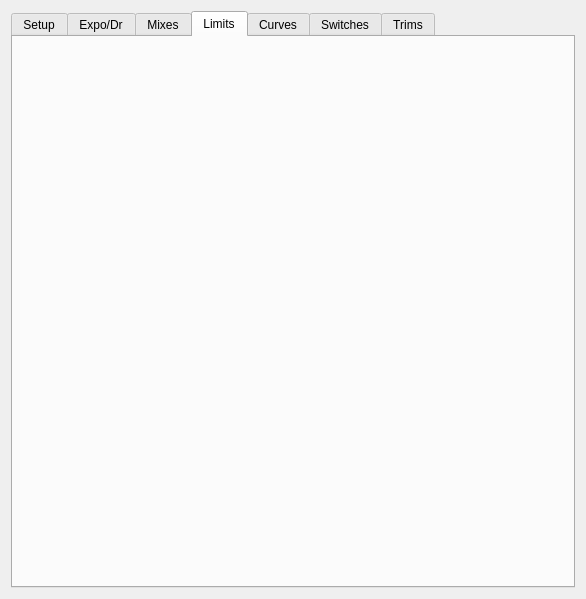
Qt form src/modeledit.ui (xhorizont/eepe) before a commit.
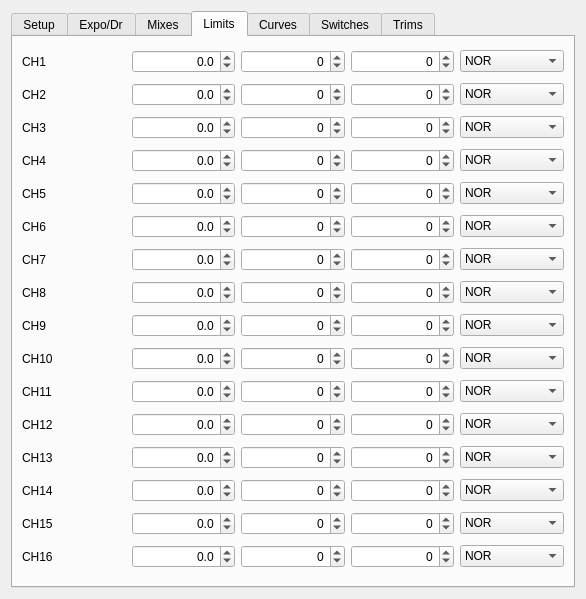
The same form after that commit. The open tabs and pages were chosen to show the change. Icons and pictures are not drawn.

What changed in the file:
```diff
--- a/src/modeledit.ui
+++ b/src/modeledit.ui
@@ -349,6 +349,968 @@
       <attribute name="title">
        <string>Limits</string>
       </attribute>
+      <layout class="QGridLayout" name="gridLayout_6">
+       <item row="0" column="0">
+        <widget class="QLabel" name="label_14">
+         <property name="text">
+          <string>CH1</string>
+         </property>
+        </widget>
+       </item>
+       <item row="0" column="1">
+        <widget class="QDoubleSpinBox" name="offsetDSB_1">
+         <property name="alignment">
+          <set>Qt::AlignRight|Qt::AlignTrailing|Qt::AlignVCenter</set>
+         </property>
+         <property name="decimals">
+          <number>1</number>
+         </property>
+         <property name="minimum">
+          <double>-100.000000000000000</double>
+         </property>
+        </widget>
+       </item>
+       <item row="0" column="2">
+        <widget class="QSpinBox" name="minSB_1">
+         <property name="alignment">
+          <set>Qt::AlignRight|Qt::AlignTrailing|Qt::AlignVCenter</set>
+         </property>
+         <property name="minimum">
+          <number>-125</number>
+         </property>
+         <property name="maximum">
+          <number>125</number>
+         </property>
+        </widget>
+       </item>
+       <item row="0" column="3">
+        <widget class="QSpinBox" name="maxSB_1">
+         <property name="alignment">
+          <set>Qt::AlignRight|Qt::AlignTrailing|Qt::AlignVCenter</set>
+         </property>
+         <property name="minimum">
+          <number>-125</number>
+         </property>
+         <property name="maximum">
+          <number>125</number>
+         </property>
+        </widget>
+       </item>
+       <item row="0" column="4">
+        <widget class="QComboBox" name="chInvCB_1">
+         <item>
+          <property name="text">
+           <string>NOR</string>
+          </property>
+         </item>
+         <item>
+          <property name="text">
+           <string>INV</string>
+          </property>
+         </item>
+        </widget>
+       </item>
+       <item row="1" column="0">
+        <widget class="QLabel" name="label_15">
+         <property name="text">
+          <string>CH2</string>
+         </property>
+        </widget>
+       </item>
+       <item row="1" column="1">
+        <widget class="QDoubleSpinBox" name="offsetDSB_2">
+         <property name="alignment">
+          <set>Qt::AlignRight|Qt::AlignTrailing|Qt::AlignVCenter</set>
+         </property>
+         <property name="decimals">
+          <number>1</number>
+         </property>
+         <property name="minimum">
+          <double>-100.000000000000000</double>
+         </property>
+        </widget>
+       </item>
+       <item row="1" column="2">
+        <widget class="QSpinBox" name="minSB_2">
+         <property name="alignment">
+          <set>Qt::AlignRight|Qt::AlignTrailing|Qt::AlignVCenter</set>
+         </property>
+         <property name="minimum">
+          <number>-125</number>
+         </property>
+         <property name="maximum">
+          <number>125</number>
+         </property>
+        </widget>
+       </item>
+       <item row="1" column="3">
+        <widget class="QSpinBox" name="maxSB_2">
+         <property name="alignment">
+          <set>Qt::AlignRight|Qt::AlignTrailing|Qt::AlignVCenter</set>
+         </property>
+         <property name="minimum">
+          <number>-125</number>
+         </property>
+         <property name="maximum">
+          <number>125</number>
+         </property>
+        </widget>
+       </item>
+       <item row="1" column="4">
+        <widget class="QComboBox" name="chInvCB_2">
+         <item>
+          <property name="text">
+           <string>NOR</string>
+          </property>
+         </item>
+         <item>
+          <property name="text">
+           <string>INV</string>
+          </property>
+         </item>
+        </widget>
+       </item>
+       <item row="2" column="0">
+        <widget class="QLabel" name="label_16">
+         <property name="text">
+          <string>CH3</string>
+         </property>
+        </widget>
+       </item>
+       <item row="2" column="1">
+        <widget class="QDoubleSpinBox" name="offsetDSB_3">
+         <property name="alignment">
+          <set>Qt::AlignRight|Qt::AlignTrailing|Qt::AlignVCenter</set>
+         </property>
+         <property name="decimals">
+          <number>1</number>
+         </property>
+         <property name="minimum">
+          <double>-100.000000000000000</double>
+         </property>
+        </widget>
+       </item>
+       <item row="2" column="2">
+        <widget class="QSpinBox" name="minSB_3">
+         <property name="alignment">
+          <set>Qt::AlignRight|Qt::AlignTrailing|Qt::AlignVCenter</set>
+         </property>
+         <property name="minimum">
+          <number>-125</number>
+         </property>
+         <property name="maximum">
+          <number>125</number>
+         </property>
+        </widget>
+       </item>
+       <item row="2" column="3">
+        <widget class="QSpinBox" name="maxSB_3">
+         <property name="alignment">
+          <set>Qt::AlignRight|Qt::AlignTrailing|Qt::AlignVCenter</set>
+         </property>
+         <property name="minimum">
+          <number>-125</number>
+         </property>
+         <property name="maximum">
+          <number>125</number>
+         </property>
+        </widget>
+       </item>
+       <item row="2" column="4">
+        <widget class="QComboBox" name="chInvCB_3">
+         <item>
+          <property name="text">
+           <string>NOR</string>
+          </property>
+         </item>
+         <item>
+          <property name="text">
+           <string>INV</string>
+          </property>
+         </item>
+        </widget>
+       </item>
+       <item row="3" column="0">
+        <widget class="QLabel" name="label_17">
+         <property name="text">
+          <string>CH4</string>
+         </property>
+        </widget>
+       </item>
+       <item row="3" column="1">
+        <widget class="QDoubleSpinBox" name="offsetDSB_4">
+         <property name="alignment">
+          <set>Qt::AlignRight|Qt::AlignTrailing|Qt::AlignVCenter</set>
+         </property>
+         <property name="decimals">
+          <number>1</number>
+         </property>
+         <property name="minimum">
+          <double>-100.000000000000000</double>
+         </property>
+        </widget>
+       </item>
+       <item row="3" column="2">
+        <widget class="QSpinBox" name="minSB_4">
+         <property name="alignment">
+          <set>Qt::AlignRight|Qt::AlignTrailing|Qt::AlignVCenter</set>
+         </property>
+         <property name="minimum">
+          <number>-125</number>
+         </property>
+         <property name="maximum">
+          <number>125</number>
+         </property>
+        </widget>
+       </item>
+       <item row="3" column="3">
+        <widget class="QSpinBox" name="maxSB_4">
+         <property name="alignment">
+          <set>Qt::AlignRight|Qt::AlignTrailing|Qt::AlignVCenter</set>
+         </property>
+         <property name="minimum">
+          <number>-125</number>
+         </property>
+         <property name="maximum">
+          <number>125</number>
+         </property>
+        </widget>
+       </item>
+       <item row="3" column="4">
+        <widget class="QComboBox" name="chInvCB_4">
+         <item>
+          <property name="text">
+           <string>NOR</string>
+          </property>
+         </item>
+         <item>
+          <property name="text">
+           <string>INV</string>
+          </property>
+         </item>
+        </widget>
+       </item>
+       <item row="4" column="0">
+        <widget class="QLabel" name="label_18">
+         <property name="text">
+          <string>CH5</string>
+         </property>
+        </widget>
+       </item>
+       <item row="4" column="1">
+        <widget class="QDoubleSpinBox" name="offsetDSB_5">
+         <property name="alignment">
+          <set>Qt::AlignRight|Qt::AlignTrailing|Qt::AlignVCenter</set>
+         </property>
+         <property name="decimals">
+          <number>1</number>
+         </property>
+         <property name="minimum">
+          <double>-100.000000000000000</double>
+         </property>
+        </widget>
+       </item>
+       <item row="4" column="2">
+        <widget class="QSpinBox" name="minSB_5">
+         <property name="alignment">
+          <set>Qt::AlignRight|Qt::AlignTrailing|Qt::AlignVCenter</set>
+         </property>
+         <property name="minimum">
+          <number>-125</number>
+         </property>
+         <property name="maximum">
+          <number>125</number>
+         </property>
+        </widget>
+       </item>
+       <item row="4" column="3">
+        <widget class="QSpinBox" name="maxSB_5">
+         <property name="alignment">
+          <set>Qt::AlignRight|Qt::AlignTrailing|Qt::AlignVCenter</set>
+         </property>
+         <property name="minimum">
+          <number>-125</number>
+         </property>
+         <property name="maximum">
+          <number>125</number>
+         </property>
+        </widget>
+       </item>
+       <item row="4" column="4">
+        <widget class="QComboBox" name="chInvCB_5">
+         <item>
+          <property name="text">
+           <string>NOR</string>
+          </property>
+         </item>
+         <item>
+          <property name="text">
+           <string>INV</string>
+          </property>
+         </item>
+        </widget>
+       </item>
+       <item row="5" column="0">
+        <widget class="QLabel" name="label_19">
+         <property name="text">
+          <string>CH6</string>
+         </property>
+        </widget>
+       </item>
+       <item row="5" column="1">
+        <widget class="QDoubleSpinBox" name="offsetDSB_6">
+         <property name="alignment">
+          <set>Qt::AlignRight|Qt::AlignTrailing|Qt::AlignVCenter</set>
+         </property>
+         <property name="decimals">
+          <number>1</number>
+         </property>
+         <property name="minimum">
+          <double>-100.000000000000000</double>
+         </property>
+        </widget>
+       </item>
+       <item row="5" column="2">
+        <widget class="QSpinBox" name="minSB_6">
+         <property name="alignment">
+          <set>Qt::AlignRight|Qt::AlignTrailing|Qt::AlignVCenter</set>
+         </property>
+         <property name="minimum">
+          <number>-125</number>
+         </property>
+         <property name="maximum">
+          <number>125</number>
+         </property>
+        </widget>
+       </item>
+       <item row="5" column="3">
+        <widget class="QSpinBox" name="maxSB_6">
+         <property name="alignment">
+          <set>Qt::AlignRight|Qt::AlignTrailing|Qt::AlignVCenter</set>
+         </property>
+         <property name="minimum">
+          <number>-125</number>
+         </property>
+         <property name="maximum">
+          <number>125</number>
+         </property>
+        </widget>
+       </item>
+       <item row="5" column="4">
+        <widget class="QComboBox" name="chInvCB_6">
+         <item>
+          <property name="text">
+           <string>NOR</string>
+          </property>
+         </item>
+         <item>
+          <property name="text">
+           <string>INV</string>
+          </property>
+         </item>
+        </widget>
+       </item>
+       <item row="6" column="0">
+        <widget class="QLabel" name="label_20">
+         <property name="text">
+          <string>CH7</string>
+         </property>
+        </widget>
+       </item>
+       <item row="6" column="1">
+        <widget class="QDoubleSpinBox" name="offsetDSB_7">
+         <property name="alignment">
+          <set>Qt::AlignRight|Qt::AlignTrailing|Qt::AlignVCenter</set>
+         </property>
+         <property name="decimals">
+          <number>1</number>
+         </property>
+         <property name="minimum">
+          <double>-100.000000000000000</double>
+         </property>
+        </widget>
+       </item>
+       <item row="6" column="2">
+        <widget class="QSpinBox" name="minSB_7">
+         <property name="alignment">
+          <set>Qt::AlignRight|Qt::AlignTrailing|Qt::AlignVCenter</set>
+         </property>
+         <property name="minimum">
+          <number>-125</number>
+         </property>
+         <property name="maximum">
+          <number>125</number>
+         </property>
+        </widget>
+       </item>
+       <item row="6" column="3">
+        <widget class="QSpinBox" name="maxSB_7">
+         <property name="alignment">
+          <set>Qt::AlignRight|Qt::AlignTrailing|Qt::AlignVCenter</set>
+         </property>
+         <property name="minimum">
+          <number>-125</number>
+         </property>
+         <property name="maximum">
+          <number>125</number>
+         </property>
+        </widget>
+       </item>
+       <item row="6" column="4">
+        <widget class="QComboBox" name="chInvCB_7">
+         <item>
+          <property name="text">
+           <string>NOR</string>
+          </property>
+         </item>
+         <item>
+          <property name="text">
+           <string>INV</string>
+          </property>
+         </item>
+        </widget>
+       </item>
+       <item row="7" column="0">
+        <widget class="QLabel" name="label_21">
+         <property name="text">
+          <string>CH8</string>
+         </property>
+        </widget>
+       </item>
+       <item row="7" column="1">
+        <widget class="QDoubleSpinBox" name="offsetDSB_8">
+         <property name="alignment">
+          <set>Qt::AlignRight|Qt::AlignTrailing|Qt::AlignVCenter</set>
+         </property>
+         <property name="decimals">
+          <number>1</number>
+         </property>
+         <property name="minimum">
+          <double>-100.000000000000000</double>
+         </property>
+        </widget>
+       </item>
+       <item row="7" column="2">
+        <widget class="QSpinBox" name="minSB_8">
+         <property name="alignment">
+          <set>Qt::AlignRight|Qt::AlignTrailing|Qt::AlignVCenter</set>
+         </property>
+         <property name="minimum">
+          <number>-125</number>
+         </property>
+         <property name="maximum">
+          <number>125</number>
+         </property>
+        </widget>
+       </item>
+       <item row="7" column="3">
+        <widget class="QSpinBox" name="maxSB_8">
+         <property name="alignment">
+          <set>Qt::AlignRight|Qt::AlignTrailing|Qt::AlignVCenter</set>
+         </property>
+         <property name="minimum">
+          <number>-125</number>
+         </property>
+         <property name="maximum">
+          <number>125</number>
+         </property>
+        </widget>
+       </item>
+       <item row="7" column="4">
+        <widget class="QComboBox" name="chInvCB_8">
+         <item>
+          <property name="text">
+           <string>NOR</string>
+          </property>
+         </item>
+         <item>
+          <property name="text">
+           <string>INV</string>
+          </property>
+         </item>
+        </widget>
+       </item>
+       <item row="8" column="0">
+        <widget class="QLabel" name="label_22">
+         <property name="text">
+          <string>CH9</string>
+         </property>
+        </widget>
+       </item>
+       <item row="8" column="1">
+        <widget class="QDoubleSpinBox" name="offsetDSB_9">
+         <property name="alignment">
+          <set>Qt::AlignRight|Qt::AlignTrailing|Qt::AlignVCenter</set>
+         </property>
+         <property name="decimals">
+          <number>1</number>
+         </property>
+         <property name="minimum">
+          <double>-100.000000000000000</double>
+         </property>
+        </widget>
+       </item>
+       <item row="8" column="2">
+        <widget class="QSpinBox" name="minSB_9">
+         <property name="alignment">
+          <set>Qt::AlignRight|Qt::AlignTrailing|Qt::AlignVCenter</set>
+         </property>
+         <property name="minimum">
+          <number>-125</number>
+         </property>
+         <property name="maximum">
+          <number>125</number>
+         </property>
+        </widget>
+       </item>
+       <item row="8" column="3">
+        <widget class="QSpinBox" name="maxSB_9">
+         <property name="alignment">
+          <set>Qt::AlignRight|Qt::AlignTrailing|Qt::AlignVCenter</set>
+         </property>
+         <property name="minimum">
+          <number>-125</number>
+         </property>
+         <property name="maximum">
+          <number>125</number>
+         </property>
+        </widget>
+       </item>
+       <item row="8" column="4">
+        <widget class="QComboBox" name="chInvCB_9">
+         <item>
+          <property name="text">
+           <string>NOR</string>
+          </property>
+         </item>
+         <item>
+          <property name="text">
+           <string>INV</string>
+          </property>
+         </item>
+        </widget>
+       </item>
+       <item row="9" column="0">
+        <widget class="QLabel" name="label_23">
+         <property name="text">
+          <string>CH10</string>
+         </property>
+        </widget>
+       </item>
+       <item row="9" column="1">
+        <widget class="QDoubleSpinBox" name="offsetDSB_10">
+         <property name="alignment">
+          <set>Qt::AlignRight|Qt::AlignTrailing|Qt::AlignVCenter</set>
+         </property>
+         <property name="decimals">
+          <number>1</number>
+         </property>
+         <property name="minimum">
+          <double>-100.000000000000000</double>
+         </property>
+        </widget>
+       </item>
+       <item row="9" column="2">
+        <widget class="QSpinBox" name="minSB_10">
+         <property name="alignment">
+          <set>Qt::AlignRight|Qt::AlignTrailing|Qt::AlignVCenter</set>
+         </property>
+         <property name="minimum">
+          <number>-125</number>
+         </property>
+         <property name="maximum">
+          <number>125</number>
+         </property>
+        </widget>
+       </item>
+       <item row="9" column="3">
+        <widget class="QSpinBox" name="maxSB_10">
+         <property name="alignment">
+          <set>Qt::AlignRight|Qt::AlignTrailing|Qt::AlignVCenter</set>
+         </property>
+         <property name="minimum">
+          <number>-125</number>
+         </property>
+         <property name="maximum">
+          <number>125</number>
+         </property>
+        </widget>
+       </item>
+       <item row="9" column="4">
+        <widget class="QComboBox" name="chInvCB_10">
+         <item>
+          <property name="text">
+           <string>NOR</string>
+          </property>
+         </item>
+         <item>
+          <property name="text">
+           <string>INV</string>
+          </property>
+         </item>
+        </widget>
+       </item>
+       <item row="10" column="0">
+        <widget class="QLabel" name="label_24">
+         <property name="text">
+          <string>CH11</string>
+         </property>
+        </widget>
+       </item>
+       <item row="10" column="1">
+        <widget class="QDoubleSpinBox" name="offsetDSB_11">
+         <property name="alignment">
+          <set>Qt::AlignRight|Qt::AlignTrailing|Qt::AlignVCenter</set>
+         </property>
+         <property name="decimals">
+          <number>1</number>
+         </property>
+         <property name="minimum">
+          <double>-100.000000000000000</double>
+         </property>
+        </widget>
+       </item>
+       <item row="10" column="2">
+        <widget class="QSpinBox" name="minSB_11">
+         <property name="alignment">
+          <set>Qt::AlignRight|Qt::AlignTrailing|Qt::AlignVCenter</set>
+         </property>
+         <property name="minimum">
+          <number>-125</number>
+         </property>
+         <property name="maximum">
+          <number>125</number>
+         </property>
+        </widget>
+       </item>
+       <item row="10" column="3">
+        <widget class="QSpinBox" name="maxSB_11">
+         <property name="alignment">
+          <set>Qt::AlignRight|Qt::AlignTrailing|Qt::AlignVCenter</set>
+         </property>
+         <property name="minimum">
+          <number>-125</number>
+         </property>
+         <property name="maximum">
+          <number>125</number>
+         </property>
+        </widget>
+       </item>
+       <item row="10" column="4">
+        <widget class="QComboBox" name="chInvCB_11">
+         <item>
+          <property name="text">
+           <string>NOR</string>
+          </property>
+         </item>
+         <item>
+          <property name="text">
+           <string>INV</string>
+          </property>
+         </item>
+        </widget>
+       </item>
+       <item row="11" column="0">
+        <widget class="QLabel" name="label_25">
+         <property name="text">
+          <string>CH12</string>
+         </property>
+        </widget>
+       </item>
+       <item row="11" column="1">
+        <widget class="QDoubleSpinBox" name="offsetDSB_12">
+         <property name="alignment">
+          <set>Qt::AlignRight|Qt::AlignTrailing|Qt::AlignVCenter</set>
+         </property>
+         <property name="decimals">
+          <number>1</number>
+         </property>
+         <property name="minimum">
+          <double>-100.000000000000000</double>
+         </property>
+        </widget>
+       </item>
+       <item row="11" column="2">
+        <widget class="QSpinBox" name="minSB_12">
+         <property name="alignment">
+          <set>Qt::AlignRight|Qt::AlignTrailing|Qt::AlignVCenter</set>
+         </property>
+         <property name="minimum">
+          <number>-125</number>
+         </property>
+         <property name="maximum">
+          <number>125</number>
+         </property>
+        </widget>
+       </item>
+       <item row="11" column="3">
+        <widget class="QSpinBox" name="maxSB_12">
+         <property name="alignment">
+          <set>Qt::AlignRight|Qt::AlignTrailing|Qt::AlignVCenter</set>
+         </property>
+         <property name="minimum">
+          <number>-125</number>
+         </property>
+         <property name="maximum">
+          <number>125</number>
+         </property>
+        </widget>
+       </item>
+       <item row="11" column="4">
+        <widget class="QComboBox" name="chInvCB_12">
+         <item>
+          <property name="text">
+           <string>NOR</string>
+          </property>
+         </item>
+         <item>
+          <property name="text">
+           <string>INV</string>
+          </property>
+         </item>
+        </widget>
+       </item>
+       <item row="12" column="0">
+        <widget class="QLabel" name="label_26">
+         <property name="text">
+          <string>CH13</string>
+         </property>
+        </widget>
+       </item>
+       <item row="12" column="1">
+        <widget class="QDoubleSpinBox" name="offsetDSB_13">
+         <property name="alignment">
+          <set>Qt::AlignRight|Qt::AlignTrailing|Qt::AlignVCenter</set>
+         </property>
+         <property name="decimals">
+          <number>1</number>
+         </property>
+         <property name="minimum">
+          <double>-100.000000000000000</double>
+         </property>
+        </widget>
+       </item>
+       <item row="12" column="2">
+        <widget class="QSpinBox" name="minSB_13">
+         <property name="alignment">
+          <set>Qt::AlignRight|Qt::AlignTrailing|Qt::AlignVCenter</set>
+         </property>
+         <property name="minimum">
+          <number>-125</number>
+         </property>
+         <property name="maximum">
+          <number>125</number>
+         </property>
+        </widget>
+       </item>
+       <item row="12" column="3">
+        <widget class="QSpinBox" name="maxSB_13">
+         <property name="alignment">
+          <set>Qt::AlignRight|Qt::AlignTrailing|Qt::AlignVCenter</set>
+         </property>
+         <property name="minimum">
+          <number>-125</number>
+         </property>
+         <property name="maximum">
+          <number>125</number>
+         </property>
+        </widget>
+       </item>
+       <item row="12" column="4">
+        <widget class="QComboBox" name="chInvCB_13">
+         <item>
+          <property name="text">
+           <string>NOR</string>
+          </property>
+         </item>
+         <item>
+          <property name="text">
+           <string>INV</string>
+          </property>
+         </item>
+        </widget>
+       </item>
+       <item row="13" column="0">
+        <widget class="QLabel" name="label_27">
+         <property name="text">
+          <string>CH14</string>
+         </property>
+        </widget>
+       </item>
+       <item row="13" column="1">
+        <widget class="QDoubleSpinBox" name="offsetDSB_14">
+         <property name="alignment">
+          <set>Qt::AlignRight|Qt::AlignTrailing|Qt::AlignVCenter</set>
+         </property>
+         <property name="decimals">
+          <number>1</number>
+         </property>
+         <property name="minimum">
+          <double>-100.000000000000000</double>
+         </property>
+        </widget>
+       </item>
+       <item row="13" column="2">
+        <widget class="QSpinBox" name="minSB_14">
+         <property name="alignment">
+          <set>Qt::AlignRight|Qt::AlignTrailing|Qt::AlignVCenter</set>
+         </property>
+         <property name="minimum">
+          <number>-125</number>
+         </property>
+         <property name="maximum">
+          <number>125</number>
+         </property>
+        </widget>
+       </item>
+       <item row="13" column="3">
+        <widget class="QSpinBox" name="maxSB_14">
+         <property name="alignment">
+          <set>Qt::AlignRight|Qt::AlignTrailing|Qt::AlignVCenter</set>
+         </property>
+         <property name="minimum">
+          <number>-125</number>
+         </property>
+         <property name="maximum">
+          <number>125</number>
+         </property>
+        </widget>
+       </item>
+       <item row="13" column="4">
+        <widget class="QComboBox" name="chInvCB_14">
+         <item>
+          <property name="text">
+           <string>NOR</string>
+          </property>
+         </item>
+         <item>
+          <property name="text">
+           <string>INV</string>
+          </property>
+         </item>
+        </widget>
+       </item>
+       <item row="14" column="0">
+        <widget class="QLabel" name="label_28">
+         <property name="text">
+          <string>CH15</string>
+         </property>
+        </widget>
+       </item>
+       <item row="14" column="1">
+        <widget class="QDoubleSpinBox" name="offsetDSB_15">
+         <property name="alignment">
+          <set>Qt::AlignRight|Qt::AlignTrailing|Qt::AlignVCenter</set>
+         </property>
+         <property name="decimals">
+          <number>1</number>
+         </property>
+         <property name="minimum">
+          <double>-100.000000000000000</double>
+         </property>
+        </widget>
+       </item>
+       <item row="14" column="2">
+        <widget class="QSpinBox" name="minSB_15">
+         <property name="alignment">
+          <set>Qt::AlignRight|Qt::AlignTrailing|Qt::AlignVCenter</set>
+         </property>
+         <property name="minimum">
+          <number>-125</number>
+         </property>
+         <property name="maximum">
+          <number>125</number>
+         </property>
+        </widget>
+       </item>
+       <item row="14" column="3">
+        <widget class="QSpinBox" name="maxSB_15">
+         <property name="alignment">
+          <set>Qt::AlignRight|Qt::AlignTrailing|Qt::AlignVCenter</set>
+         </property>
+         <property name="minimum">
+          <number>-125</number>
+         </property>
+         <property name="maximum">
+          <number>125</number>
+         </property>
+        </widget>
+       </item>
+       <item row="14" column="4">
+        <widget class="QComboBox" name="chInvCB_15">
+         <item>
+          <property name="text">
+           <string>NOR</string>
+          </property>
+         </item>
+         <item>
+          <property name="text">
+           <string>INV</string>
+          </property>
+         </item>
+        </widget>
+       </item>
+       <item row="15" column="0">
+        <widget class="QLabel" name="label_29">
+         <property name="text">
+          <string>CH16</string>
+         </property>
+        </widget>
+       </item>
+       <item row="15" column="1">
+        <widget class="QDoubleSpinBox" name="offsetDSB_16">
+         <property name="alignment">
+          <set>Qt::AlignRight|Qt::AlignTrailing|Qt::AlignVCenter</set>
+         </property>
+         <property name="decimals">
+          <number>1</number>
+         </property>
+         <property name="minimum">
+          <double>-100.000000000000000</double>
+         </property>
+        </widget>
+       </item>
+       <item row="15" column="2">
+        <widget class="QSpinBox" name="minSB_16">
+         <property name="alignment">
+          <set>Qt::AlignRight|Qt::AlignTrailing|Qt::AlignVCenter</set>
+         </property>
+         <property name="minimum">
+          <number>-125</number>
+         </property>
+         <property name="maximum">
+          <number>125</number>
+         </property>
+        </widget>
+       </item>
+       <item row="15" column="3">
+        <widget class="QSpinBox" name="maxSB_16">
+         <property name="alignment">
+          <set>Qt::AlignRight|Qt::AlignTrailing|Qt::AlignVCenter</set>
+         </property>
+         <property name="minimum">
+          <number>-125</number>
+         </property>
+         <property name="maximum">
+          <number>125</number>
+         </property>
+        </widget>
+       </item>
+       <item row="15" column="4">
+        <widget class="QComboBox" name="chInvCB_16">
+         <item>
+          <property name="text">
+           <string>NOR</string>
+          </property>
+         </item>
+         <item>
+          <property name="text">
+           <string>INV</string>
+          </property>
+         </item>
+        </widget>
+       </item>
+      </layout>
      </widget>
      <widget class="QWidget" name="tabCurve">
       <attribute name="title">
```
Left out of the diff: 2 changed lines with no effect on the pictures.
